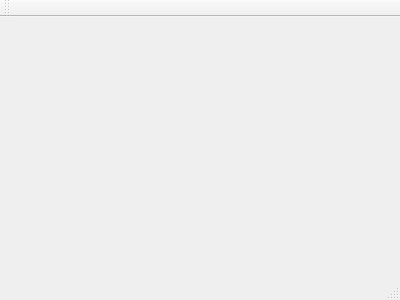
The window that mainwindow.ui (nikkaramessinis/QtCurvesCPP) describes before a commit, drawn with Qt 5.
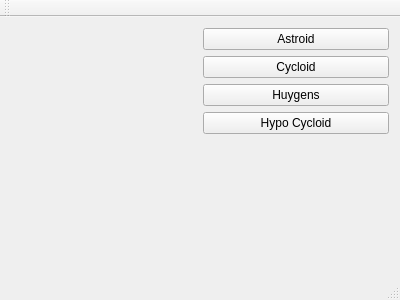
The same window after the commit. Custom widgets are drawn as their Qt base class.

What changed in the file:
```diff
--- a/mainwindow.ui
+++ b/mainwindow.ui
@@ -14,26 +14,60 @@
    <string>MainWindow</string>
   </property>
   <widget class="QWidget" name="centralWidget">
-   <widget class="RenderArea" name="renderArea" native="true">
-    <property name="geometry">
-     <rect>
-      <x>130</x>
-      <y>100</y>
-      <width>120</width>
-      <height>80</height>
-     </rect>
-    </property>
-   </widget>
-  </widget>
-  <widget class="QMenuBar" name="menuBar">
-   <property name="geometry">
-    <rect>
-     <x>0</x>
-     <y>0</y>
-     <width>400</width>
-     <height>21</height>
-    </rect>
-   </property>
+   <layout class="QGridLayout" name="gridLayout_2">
+    <item row="0" column="0">
+     <layout class="QHBoxLayout" name="horizontalLayout">
+      <item>
+       <widget class="RenderArea" name="renderArea" native="true"/>
+      </item>
+      <item>
+       <layout class="QGridLayout" name="gridLayout">
+        <item row="0" column="0">
+         <widget class="QPushButton" name="btnAstroid">
+          <property name="text">
+           <string>Astroid</string>
+          </property>
+         </widget>
+        </item>
+        <item row="1" column="0">
+         <widget class="QPushButton" name="btnCycloid">
+          <property name="text">
+           <string>Cycloid</string>
+          </property>
+         </widget>
+        </item>
+        <item row="2" column="0">
+         <widget class="QPushButton" name="btnHuygens">
+          <property name="text">
+           <string>Huygens</string>
+          </property>
+         </widget>
+        </item>
+        <item row="3" column="0">
+         <widget class="QPushButton" name="btnHypo">
+          <property name="text">
+           <string>Hypo Cycloid</string>
+          </property>
+         </widget>
+        </item>
+        <item row="4" column="0">
+         <spacer name="verticalSpacer">
+          <property name="orientation">
+           <enum>Qt::Vertical</enum>
+          </property>
+          <property name="sizeHint" stdset="0">
+           <size>
+            <width>20</width>
+            <height>40</height>
+           </size>
+          </property>
+         </spacer>
+        </item>
+       </layout>
+      </item>
+     </layout>
+    </item>
+   </layout>
   </widget>
   <widget class="QToolBar" name="mainToolBar">
    <attribute name="toolBarArea">
```
